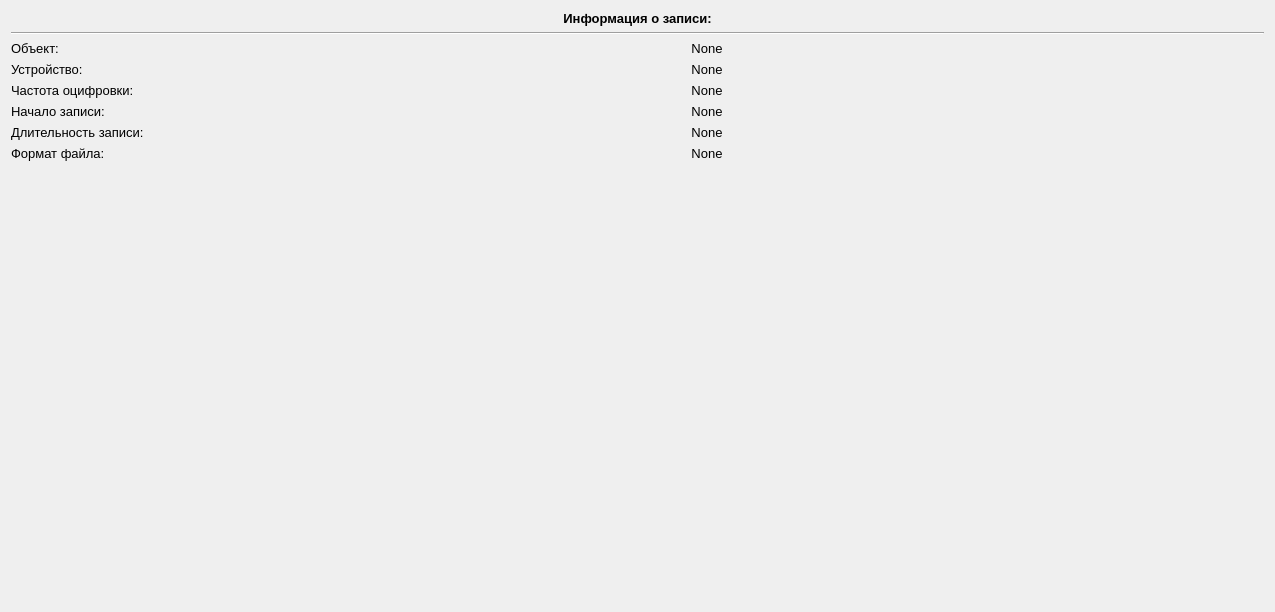
Old version of the form resources/v1/wdt_monitor.ui in the repository mcsltd/mcs-inRat-planner.
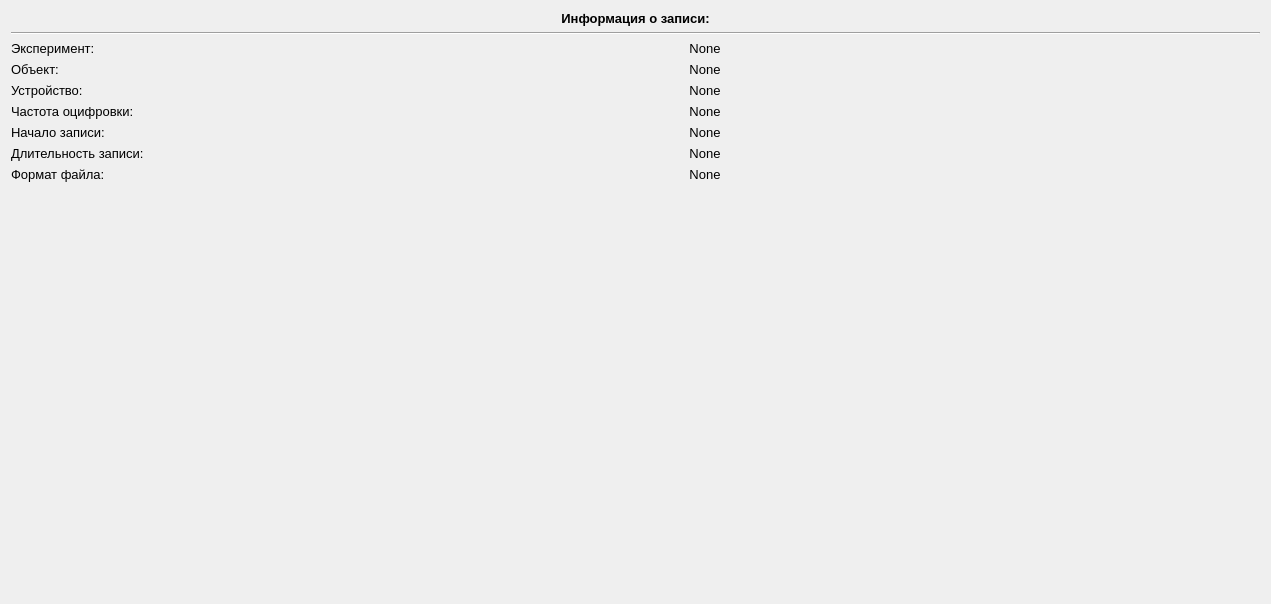
New version of the form.

Commit message: ui: add experiment name

Diff of the .ui file:
```diff
--- a/resources/v1/wdt_monitor.ui
+++ b/resources/v1/wdt_monitor.ui
@@ -6,8 +6,8 @@
    <rect>
     <x>0</x>
     <y>0</y>
-    <width>1275</width>
-    <height>612</height>
+    <width>1271</width>
+    <height>604</height>
    </rect>
   </property>
   <property name="windowTitle">
@@ -48,7 +48,7 @@
      </item>
      <item>
       <layout class="QFormLayout" name="formLayout_5">
-       <item row="0" column="0">
+       <item row="1" column="0">
         <widget class="QLabel" name="labelObject">
          <property name="sizePolicy">
           <sizepolicy hsizetype="Preferred" vsizetype="Preferred">
@@ -66,7 +66,7 @@
          </property>
         </widget>
        </item>
-       <item row="0" column="1">
+       <item row="1" column="1">
         <widget class="QLabel" name="labelObjectValue">
          <property name="font">
           <font>
@@ -81,7 +81,7 @@
          </property>
         </widget>
        </item>
-       <item row="1" column="0">
+       <item row="2" column="0">
         <widget class="QLabel" name="labelDevice">
          <property name="sizePolicy">
           <sizepolicy hsizetype="Preferred" vsizetype="Preferred">
@@ -99,7 +99,7 @@
          </property>
         </widget>
        </item>
-       <item row="1" column="1">
+       <item row="2" column="1">
         <widget class="QLabel" name="labelDeviceValue">
          <property name="font">
           <font>
@@ -114,7 +114,7 @@
          </property>
         </widget>
        </item>
-       <item row="2" column="0">
+       <item row="3" column="0">
         <widget class="QLabel" name="labelSamplingRate">
          <property name="sizePolicy">
           <sizepolicy hsizetype="Preferred" vsizetype="Preferred">
@@ -132,7 +132,7 @@
          </property>
         </widget>
        </item>
-       <item row="2" column="1">
+       <item row="3" column="1">
         <widget class="QLabel" name="labelSamplingRateValue">
          <property name="font">
           <font>
@@ -147,7 +147,7 @@
          </property>
         </widget>
        </item>
-       <item row="3" column="0">
+       <item row="4" column="0">
         <widget class="QLabel" name="labelStartTime">
          <property name="sizePolicy">
           <sizepolicy hsizetype="Preferred" vsizetype="Preferred">
@@ -165,7 +165,7 @@
          </property>
         </widget>
        </item>
-       <item row="3" column="1">
+       <item row="4" column="1">
         <widget class="QLabel" name="labelStartTimeValue">
          <property name="font">
           <font>
@@ -180,7 +180,7 @@
          </property>
         </widget>
        </item>
-       <item row="4" column="0">
+       <item row="5" column="0">
         <widget class="QLabel" name="labelDuration">
          <property name="sizePolicy">
           <sizepolicy hsizetype="Preferred" vsizetype="Preferred">
@@ -198,7 +198,7 @@
          </property>
         </widget>
        </item>
-       <item row="4" column="1">
+       <item row="5" column="1">
         <widget class="QLabel" name="labelDurationValue">
          <property name="font">
           <font>
@@ -213,7 +213,7 @@
          </property>
         </widget>
        </item>
-       <item row="5" column="0">
+       <item row="6" column="0">
         <widget class="QLabel" name="labelFormat">
          <property name="sizePolicy">
           <sizepolicy hsizetype="Preferred" vsizetype="Preferred">
@@ -231,7 +231,7 @@
          </property>
         </widget>
        </item>
-       <item row="5" column="1">
+       <item row="6" column="1">
         <widget class="QLabel" name="labelFormatValue">
          <property name="font">
           <font>
@@ -246,6 +246,33 @@
          </property>
         </widget>
        </item>
+       <item row="0" column="0">
+        <widget class="QLabel" name="labelExperiment">
+         <property name="font">
+          <font>
+           <pointsize>10</pointsize>
+          </font>
+         </property>
+         <property name="text">
+          <string>Эксперимент:</string>
+         </property>
+        </widget>
+       </item>
+       <item row="0" column="1">
+        <widget class="QLabel" name="labelExperimentValue">
+         <property name="font">
+          <font>
+           <pointsize>10</pointsize>
+          </font>
+         </property>
+         <property name="text">
+          <string>None</string>
+         </property>
+         <property name="alignment">
+          <set>Qt::AlignmentFlag::AlignCenter</set>
+         </property>
+        </widget>
+       </item>
       </layout>
      </item>
     </layout>
```
The commit also changes 3 other files.
